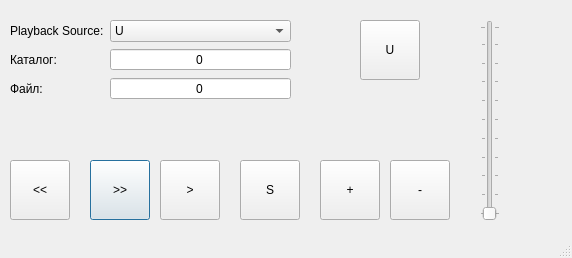
Old version of the form df_player.ui in the repository verbkinm/UART.
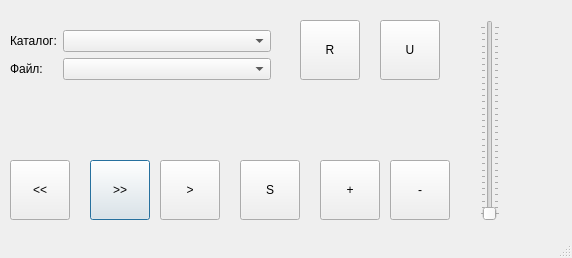
New version of the form.

Patch:
```diff
--- a/df_player.ui
+++ b/df_player.ui
@@ -106,6 +106,9 @@
      <height>201</height>
     </rect>
    </property>
+   <property name="maximum">
+    <number>30</number>
+   </property>
    <property name="orientation">
     <enum>Qt::Vertical</enum>
    </property>
@@ -120,94 +123,38 @@
    <property name="geometry">
     <rect>
      <x>10</x>
-     <y>20</y>
-     <width>281</width>
-     <height>111</height>
+     <y>30</y>
+     <width>261</width>
+     <height>101</height>
     </rect>
    </property>
    <layout class="QFormLayout" name="formLayout">
-    <item row="1" column="0">
+    <item row="0" column="0">
      <widget class="QLabel" name="label">
       <property name="text">
        <string>Каталог:</string>
       </property>
      </widget>
     </item>
-    <item row="1" column="1">
-     <widget class="QSpinBox" name="folder_number">
-      <property name="alignment">
-       <set>Qt::AlignCenter</set>
-      </property>
-      <property name="readOnly">
-       <bool>true</bool>
-      </property>
-      <property name="buttonSymbols">
-       <enum>QAbstractSpinBox::NoButtons</enum>
-      </property>
-     </widget>
+    <item row="0" column="1">
+     <widget class="QComboBox" name="folders"/>
     </item>
-    <item row="2" column="0">
+    <item row="1" column="0">
      <widget class="QLabel" name="label_2">
       <property name="text">
        <string>Файл:</string>
       </property>
      </widget>
     </item>
-    <item row="2" column="1">
-     <widget class="QSpinBox" name="file_number">
-      <property name="alignment">
-       <set>Qt::AlignCenter</set>
-      </property>
-      <property name="readOnly">
-       <bool>true</bool>
-      </property>
-      <property name="buttonSymbols">
-       <enum>QAbstractSpinBox::NoButtons</enum>
-      </property>
-     </widget>
-    </item>
-    <item row="0" column="0">
-     <widget class="QLabel" name="label_3">
-      <property name="text">
-       <string>Playback Source:</string>
-      </property>
-     </widget>
-    </item>
-    <item row="0" column="1">
-     <widget class="QComboBox" name="comboBox">
-      <item>
-       <property name="text">
-        <string>U</string>
-       </property>
-      </item>
-      <item>
-       <property name="text">
-        <string>TF</string>
-       </property>
-      </item>
-      <item>
-       <property name="text">
-        <string>AUX</string>
-       </property>
-      </item>
-      <item>
-       <property name="text">
-        <string>SLEEP</string>
-       </property>
-      </item>
-      <item>
-       <property name="text">
-        <string>FLASH</string>
-       </property>
-      </item>
-     </widget>
+    <item row="1" column="1">
+     <widget class="QComboBox" name="tracks"/>
     </item>
    </layout>
   </widget>
   <widget class="QPushButton" name="update">
    <property name="geometry">
     <rect>
-     <x>360</x>
+     <x>380</x>
      <y>20</y>
      <width>60</width>
      <height>60</height>
@@ -217,6 +164,19 @@
     <string>U</string>
    </property>
   </widget>
+  <widget class="QPushButton" name="reset">
+   <property name="geometry">
+    <rect>
+     <x>300</x>
+     <y>20</y>
+     <width>60</width>
+     <height>60</height>
+    </rect>
+   </property>
+   <property name="text">
+    <string>R</string>
+   </property>
+  </widget>
  </widget>
  <resources/>
  <connections/>
```
